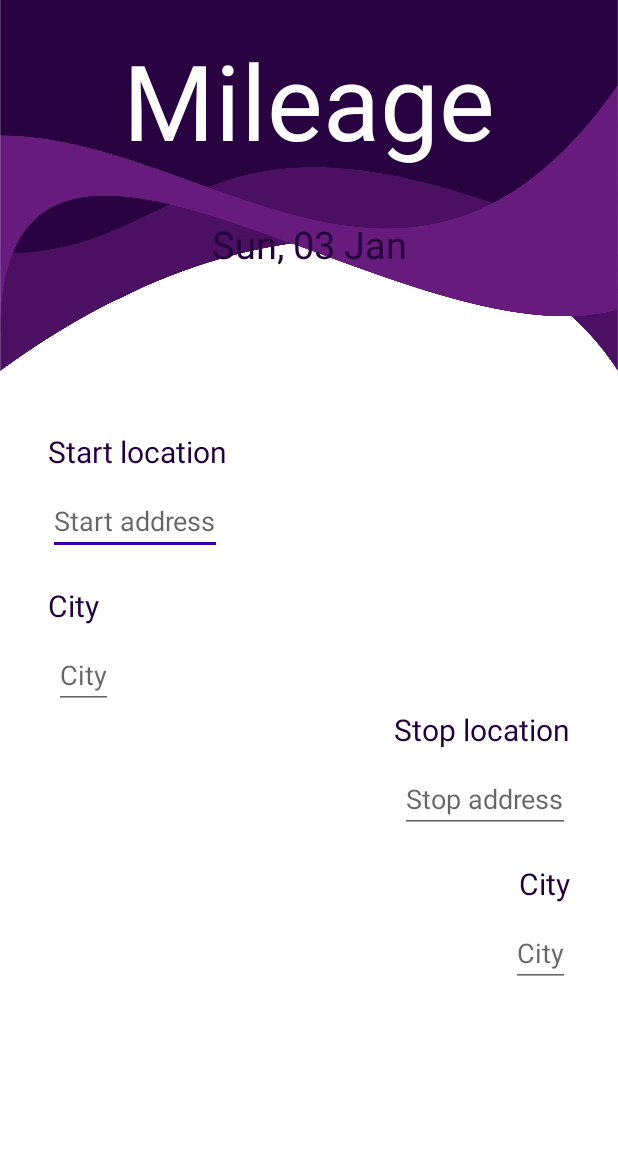
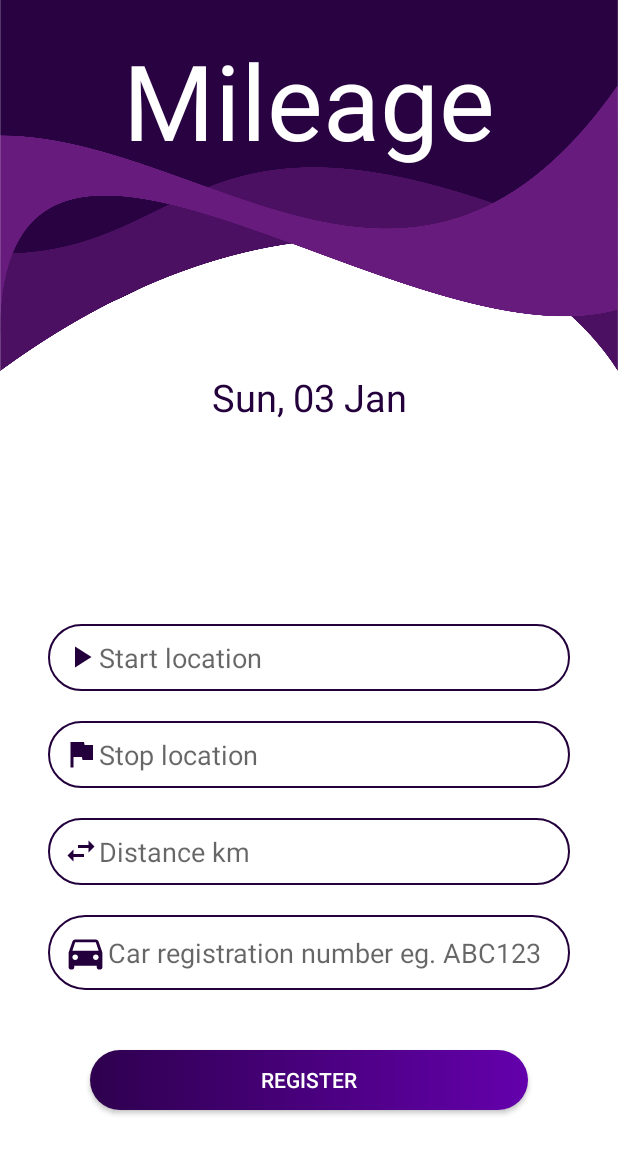
Before and after one commit to SwaginatorOne/ProjektArbeteKlientProgrammering, an Android app: the MileageActivity screen opened directly, with no data from a screen before it, on a phone screen of 412 x 824 dp. Shown: the top 1154 px of the screen. Run offline under Robolectric (Android 15) with nearby library versions, the phone set to English and light mode, and no system bars; our stand-ins replace Firebase (no records; nobody signed in at launch, a user with empty details on screens opened directly).

Commit message:
fixat scrollview och report

```diff
--- a/app/build.gradle
+++ b/app/build.gradle
@@ -39,6 +39,5 @@ dependencies {
     testImplementation 'junit:junit:4.+'
     androidTestImplementation 'androidx.test.ext:junit:1.1.2'
     androidTestImplementation 'androidx.test.espresso:espresso-core:3.3.0'
-
-    compile 'com.github.sundeepk:compact-calendar-view:3.0.0'
+    compile 'devs.mulham.horizontalcalendar:horizontalcalendar:1.3.4'
 }
--- /dev/null
+++ b/app/src/main/res/drawable/ic__swap_horiz.xml
@@ -0,0 +1,10 @@
+<vector xmlns:android="http://schemas.android.com/apk/res/android"
+    android:width="24dp"
+    android:height="24dp"
+    android:viewportWidth="24"
+    android:viewportHeight="24"
+    android:tint="@color/purple_main">
+  <path
+      android:fillColor="@android:color/white"
+      android:pathData="M6.99,11L3,15l3.99,4v-3H14v-2H6.99v-3zM21,9l-3.99,-4v3H10v2h7.01v3L21,9z"/>
+</vector>
--- /dev/null
+++ b/app/src/main/res/drawable/ic_flag.xml
@@ -0,0 +1,10 @@
+<vector xmlns:android="http://schemas.android.com/apk/res/android"
+    android:width="24dp"
+    android:height="24dp"
+    android:viewportWidth="24"
+    android:viewportHeight="24"
+    android:tint="@color/purple_main">
+  <path
+      android:fillColor="@android:color/white"
+      android:pathData="M14.4,6L14,4H5v17h2v-7h5.6l0.4,2h7V6z"/>
+</vector>
--- /dev/null
+++ b/app/src/main/res/drawable/ic_play_arrow.xml
@@ -0,0 +1,10 @@
+<vector xmlns:android="http://schemas.android.com/apk/res/android"
+    android:width="24dp"
+    android:height="24dp"
+    android:viewportWidth="24"
+    android:viewportHeight="24"
+    android:tint="@color/purple_main">
+  <path
+      android:fillColor="@android:color/white"
+      android:pathData="M8,5v14l11,-7z"/>
+</vector>
--- a/app/src/main/res/layout/activity_mileage.xml
+++ b/app/src/main/res/layout/activity_mileage.xml
@@ -36,100 +36,105 @@
         android:id="@+id/textField_current_day_mileage"
         android:layout_width="wrap_content"
         android:layout_height="wrap_content"
-        android:layout_marginTop="32dp"
         android:text="currentDay"
         android:textColor="@color/purple_main"
         android:textSize="25dp"
         app:layout_constraintEnd_toEndOf="parent"
         app:layout_constraintStart_toStartOf="parent"
-        app:layout_constraintTop_toBottomOf="@+id/textView_MileageActivity" />
+        app:layout_constraintTop_toBottomOf="@+id/mainWave_MileageActivity" />
 
-    <TextView
-        android:id="@+id/textView_start_address"
-        android:layout_width="wrap_content"
-        android:layout_height="wrap_content"
-        android:layout_marginStart="32dp"
-        android:layout_marginTop="40dp"
-        android:text="@string/start_location"
-        android:textColor="@color/purple_main"
-        android:textSize="20dp"
+    <ScrollView
+        android:layout_width="412dp"
+        android:layout_height="428dp"
+        android:fillViewport="true"
+        app:layout_constraintBottom_toBottomOf="parent"
+        app:layout_constraintEnd_toEndOf="parent"
+        app:layout_constraintHorizontal_bias="0.0"
         app:layout_constraintStart_toStartOf="parent"
-        app:layout_constraintTop_toBottomOf="@+id/mainWave_MileageActivity" />
+        app:layout_constraintTop_toBottomOf="@+id/calendarView">
+
+        <androidx.constraintlayout.widget.ConstraintLayout
+            android:layout_width="match_parent"
+            android:layout_height="match_parent"
+            android:orientation="vertical">
 
             <EditText
                 android:id="@+id/editText_start_address_mileage"
-        android:layout_width="wrap_content"
-        android:layout_height="wrap_content"
-        android:layout_marginStart="32dp"
-        android:layout_marginTop="10dp"
-        android:hint="Start address"
-        app:layout_constraintStart_toStartOf="parent"
-        app:layout_constraintTop_toBottomOf="@+id/textView_start_address" />
-
-    <TextView
-        android:id="@+id/textView_start_address_city"
-        android:layout_width="wrap_content"
+                android:layout_width="match_parent"
                 android:layout_height="wrap_content"
                 android:layout_marginStart="32dp"
                 android:layout_marginTop="20dp"
-        android:text="@string/city"
-        android:textColor="@color/purple_main"
-        android:textSize="20dp"
+                android:layout_marginEnd="32dp"
+                android:background="@drawable/round_corner_border_shape"
+                android:drawableStart="@drawable/ic_play_arrow"
+                android:hint="@string/start_location"
+                android:padding="10dp"
+                app:layout_constraintEnd_toEndOf="parent"
+                app:layout_constraintStart_toStartOf="parent"
+                app:layout_constraintTop_toTopOf="parent" />
+
+            <EditText
+                android:id="@+id/editText_stop_address_mileage"
+                android:layout_width="match_parent"
+                android:layout_height="wrap_content"
+                android:layout_marginStart="32dp"
+                android:layout_marginTop="20dp"
+                android:layout_marginEnd="32dp"
+                android:background="@drawable/round_corner_border_shape"
+                android:drawableStart="@drawable/ic_flag"
+                android:hint="@string/stop_location"
+                android:padding="10dp"
+                app:layout_constraintEnd_toEndOf="parent"
                 app:layout_constraintStart_toStartOf="parent"
                 app:layout_constraintTop_toBottomOf="@+id/editText_start_address_mileage" />
 
             <EditText
-        android:id="@+id/editText_start_address_city_mileage"
-        android:layout_width="wrap_content"
+                android:id="@+id/editText_distance"
+                android:layout_width="match_parent"
                 android:layout_height="wrap_content"
-        android:layout_marginStart="36dp"
-        android:layout_marginTop="10dp"
-        android:hint="City"
-        app:layout_constraintStart_toStartOf="parent"
-        app:layout_constraintTop_toBottomOf="@+id/textView_start_address_city" />
-
-    <TextView
-        android:id="@+id/textView_stop_address"
-        android:layout_width="wrap_content"
-        android:layout_height="wrap_content"
-        android:layout_marginEnd="32dp"
-        android:text="@string/stop_location"
-        android:textColor="@color/purple_main"
-        android:textSize="20dp"
-        app:layout_constraintEnd_toEndOf="parent"
-        app:layout_constraintTop_toBottomOf="@+id/editText_start_address_city_mileage" />
-
-    <EditText
-        android:id="@+id/editText_stop_address_mileage"
-        android:layout_width="wrap_content"
-        android:layout_height="wrap_content"
-        android:layout_marginTop="10dp"
-        android:layout_marginEnd="32dp"
-        android:hint="Stop address"
-        app:layout_constraintEnd_toEndOf="parent"
-        app:layout_constraintTop_toBottomOf="@+id/textView_stop_address" />
-
-    <TextView
-        android:id="@+id/textView_stop_address_city"
-        android:layout_width="wrap_content"
-        android:layout_height="wrap_content"
+                android:layout_marginStart="32dp"
                 android:layout_marginTop="20dp"
                 android:layout_marginEnd="32dp"
-        android:text="@string/city"
-        android:textColor="@color/purple_main"
-        android:textSize="20dp"
+                android:background="@drawable/round_corner_border_shape"
+                android:drawableStart="@drawable/ic__swap_horiz"
+                android:hint="@string/distance"
+                android:padding="10dp"
                 app:layout_constraintEnd_toEndOf="parent"
+                app:layout_constraintHorizontal_bias="0.0"
+                app:layout_constraintStart_toStartOf="parent"
                 app:layout_constraintTop_toBottomOf="@+id/editText_stop_address_mileage" />
 
             <EditText
-        android:id="@+id/editText_stop_address_city_mileage"
-        android:layout_width="wrap_content"
+                android:id="@+id/editText_car_registration_number"
+                android:layout_width="match_parent"
                 android:layout_height="wrap_content"
-        android:layout_marginTop="10dp"
+                android:layout_marginStart="32dp"
+                android:layout_marginTop="20dp"
                 android:layout_marginEnd="32dp"
-        android:hint="City"
+                android:background="@drawable/round_corner_border_shape"
+                android:drawableStart="@drawable/ic_car"
+                android:hint="@string/car_registration"
+                android:padding="10dp"
                 app:layout_constraintEnd_toEndOf="parent"
-        app:layout_constraintTop_toBottomOf="@+id/textView_stop_address_city" />
+                app:layout_constraintHorizontal_bias="0.0"
+                app:layout_constraintStart_toStartOf="parent"
+                app:layout_constraintTop_toBottomOf="@+id/editText_distance" />
 
+            <androidx.appcompat.widget.AppCompatButton
+                android:id="@+id/button_mileage_save"
+                android:layout_width="match_parent"
+                android:layout_height="40dp"
+                android:layout_marginStart="60dp"
+                android:layout_marginTop="40dp"
+                android:layout_marginEnd="60dp"
+                android:background="@drawable/round_corner_purple_gradient_shape"
+                android:padding="10dp"
+                android:text="@string/register"
+                android:textColor="@color/white"
+                app:layout_constraintEnd_toEndOf="parent"
+                app:layout_constraintStart_toStartOf="parent"
+                app:layout_constraintTop_toBottomOf="@+id/editText_car_registration_number" />
 
         </androidx.constraintlayout.widget.ConstraintLayout>
+    </ScrollView>
+</androidx.constraintlayout.widget.ConstraintLayout>
--- a/app/src/main/res/layout/activity_time_manager.xml
+++ b/app/src/main/res/layout/activity_time_manager.xml
@@ -23,7 +23,7 @@
         android:id="@+id/time_Manager_home"
         android:layout_width="wrap_content"
         android:layout_height="wrap_content"
-        android:layout_marginTop="20dp"
+        android:layout_marginTop="40dp"
         android:text="@string/time"
         android:textColor="@color/white"
         android:textSize="70sp"
--- a/app/src/main/res/values/strings.xml
+++ b/app/src/main/res/values/strings.xml
@@ -33,5 +33,7 @@
     <string name="save_changes">Save changes</string>
     <string name="remember_user">Remember me</string>
     <string name="loading">Loading</string>
+    <string name="car_registration">Car registration number eg. ABC123</string>
+    <string name="distance">Distance km</string>
 
 </resources>
--- a/build.gradle
+++ b/build.gradle
@@ -7,6 +7,7 @@ buildscript {
     dependencies {
         classpath "com.android.tools.build:gradle:4.1.1"
         classpath 'com.google.gms:google-services:4.3.4'
+
 
         // NOTE: Do not place your application dependencies here; they belong
         // in the individual module build.gradle files
```
Also changed, not shown: app/src/main/java/com/example/Tajming/ReportActivity.java (+22 -8 lines), app/src/main/res/layout/activity_report.xml (+42 -59 lines), app/src/main/res/layout/activity_report_time.xml (+2 -17 lines). Lines whose indentation alone changed are shown as unchanged.
